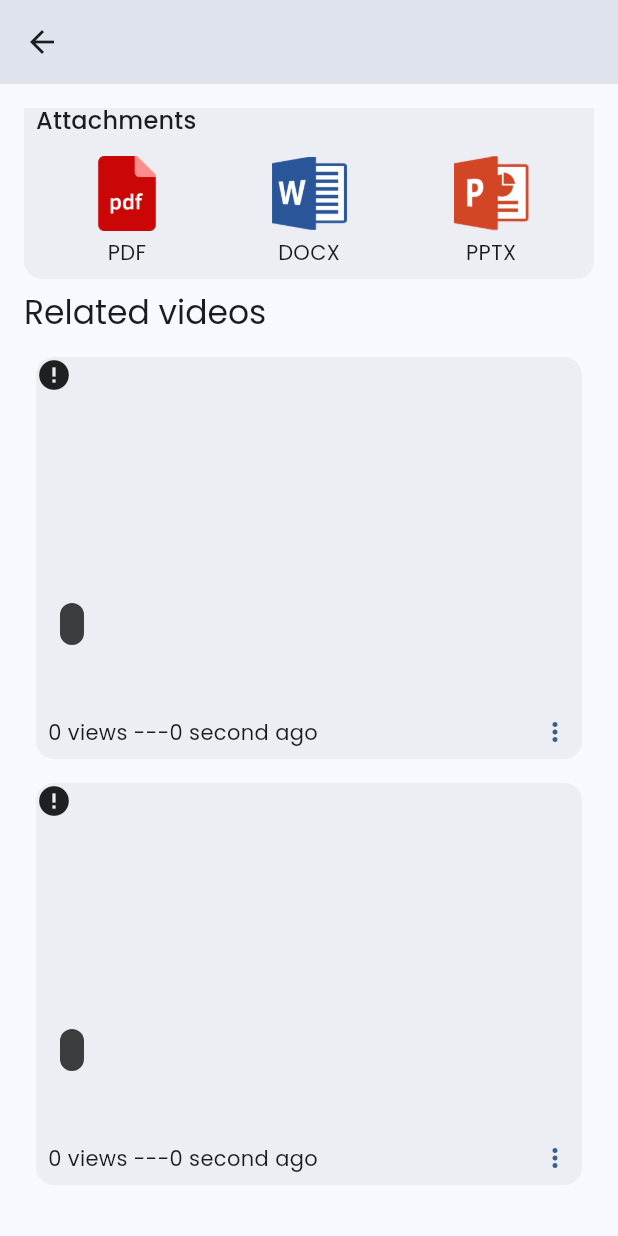
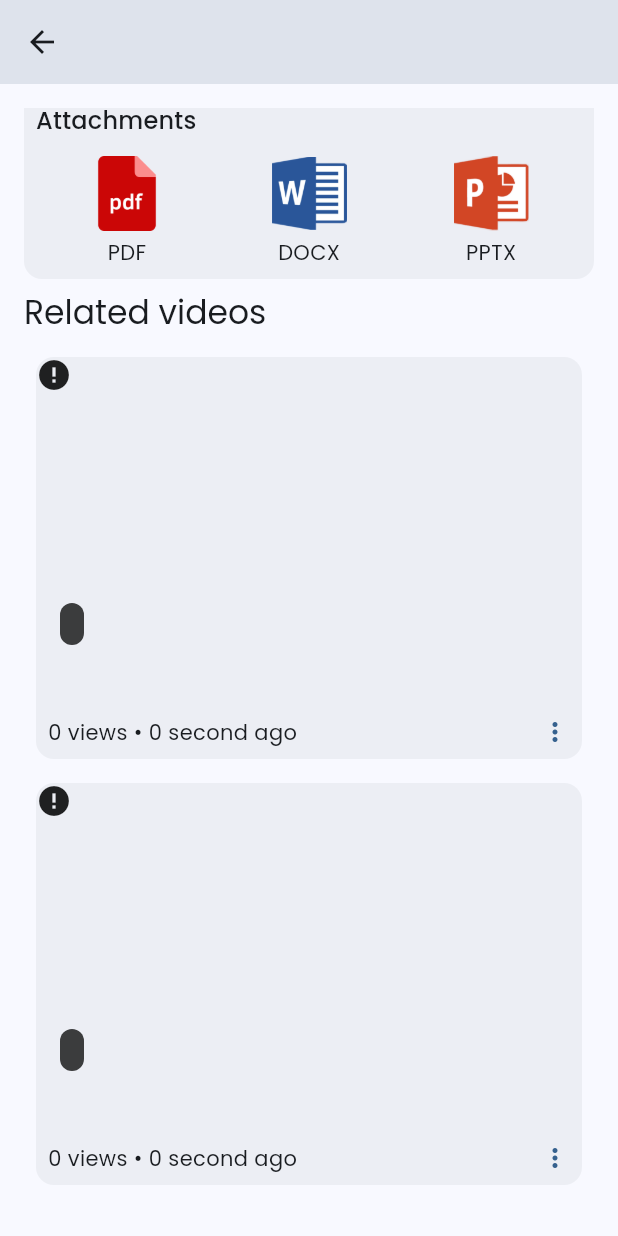
Before and after one commit to SoroushBeigi/academy, a Flutter app: the MobileVideoDetailsPage screen opened directly with empty values, scrolled down 576 dp, on a phone screen of 412 x 824 dp. Run offline on Flutter 3.47's test engine with Material 3 defaults, Android fonts, the phone set to English and light mode, and no system bars; drawn by our look-alikes of cached_network_image; our stand-ins replace camera, chewie, concentric_transition, dio, equatable, file_picker and 18 more; missing offline and left inert: dart:html; accounts and stored records are empty; generated files the repository leaves out were written again; network calls fail.

```diff
--- a/lib/src/features/home/presentation/pages/mobile_page/widgets/video_widget.dart
+++ b/lib/src/features/home/presentation/pages/mobile_page/widgets/video_widget.dart
@@ -111,8 +111,8 @@ class VideoWidget extends StatelessWidget {
             padding: const EdgeInsets.symmetric(horizontal: AppPadding.p8),
             child: Row(
               children: [
-                Text('$publisherName ---'),
-                Text('$viewsNumber views ---'),
+                Text('$publisherName • '),
+                Text('$viewsNumber views • '),
                 Text(publisherTime),
               ],
             ),
--- a/lib/src/features/video_details/presentation/pages/widgets/related_video/related_video_container.dart
+++ b/lib/src/features/video_details/presentation/pages/widgets/related_video/related_video_container.dart
@@ -125,7 +125,7 @@ class RelatedVideoContainer extends StatelessWidget {
               child: Row(
                 children: [
                   // Text('$publisherName ---'),
-                  Text('${videoModel.viewCount ?? 0} views ---'),
+                  Text('${videoModel.viewCount ?? 0} views • '),
                   Text(DateFormat.timeAgo(
                       videoModel.createdAt ?? DateTime.now())),
                   const Spacer(),
```
Also changed, not shown: lib/src/features/home/presentation/pages/web_page/web_home_page.dart (+9 -1 lines).
